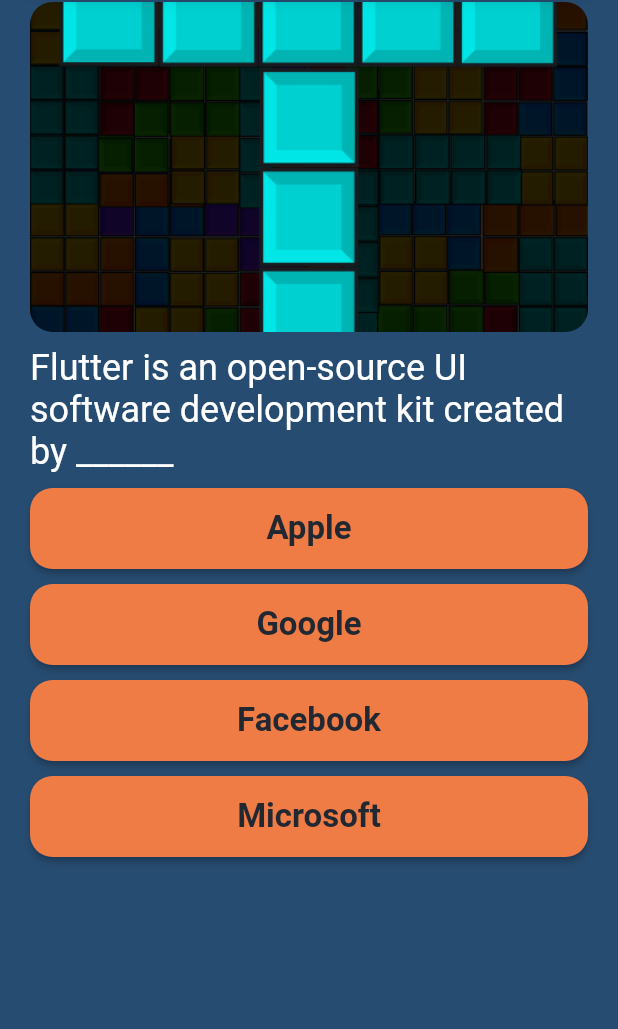
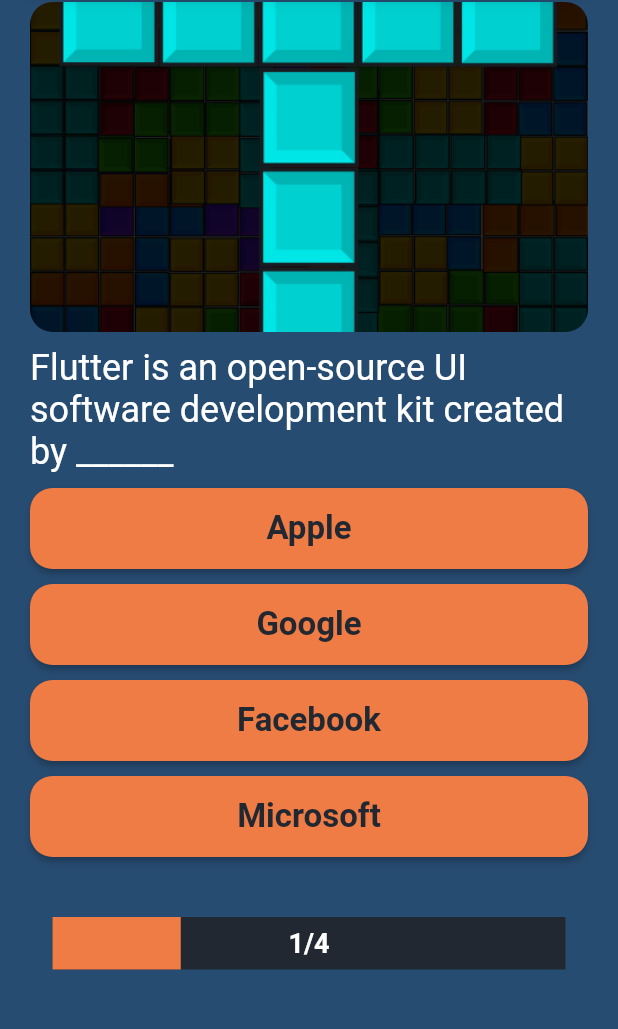
Before and after one commit to DevranAkat/Flutter-QuizApp, a Flutter app: the QuizPage screen opened by its route, on a phone screen of 412 x 824 dp, the part 97-1126 px from its top. Run offline on Flutter 3.47's test engine with Material 2 defaults, Android fonts, the phone set to English and light mode, and no system bars; drawn by our look-alikes of auto_size_text, percent_indicator.

Commit message:
Added progress bar

```diff
--- a/lib/screens/quiz_page.dart
+++ b/lib/screens/quiz_page.dart
@@ -1,5 +1,7 @@
 import 'package:auto_size_text/auto_size_text.dart';
 import 'package:flutter/material.dart';
+import 'package:percent_indicator/percent_indicator.dart';
+
 
 const List questions = [
   {
@@ -29,12 +31,15 @@ const List questions = [
   },
 ];
 var questionsNumber = 0;
+var questionsLength = questions.length.toString();
+var percentage = (questionsNumber+1)/questions.length;
 
 class QuizPage extends StatelessWidget {
   const QuizPage({Key? key}) : super(key: key);
 
   @override
   Widget build(BuildContext context) {
+  // ignore: avoid_print
     return Scaffold(
       appBar: AppBar(
         centerTitle: true,
@@ -60,16 +65,33 @@ class QuizPage extends StatelessWidget {
               ),
             ),
             Padding(
-              padding: EdgeInsets.only(left: 20.0, right: 20.0, top: 10.0),
+              padding: const EdgeInsets.only(left: 20.0, right: 20.0, top: 10.0),
                 child: AutoSizeText(
                   questions[questionsNumber]['question'],
-                  style: TextStyle(fontSize: 24, color: Colors.white),
+                  style: const TextStyle(fontSize: 24, color: Colors.white),
                   minFontSize: 14,
                   maxLines: 4,
                   overflow: TextOverflow.ellipsis,
                 ),
               ),
-              for (var q in questions[questionsNumber]['options']) Options(q),
+              for(var q in questions[questionsNumber]['options']) Options(q),
+              Padding(
+                padding: const EdgeInsets.symmetric(vertical: 40.0, horizontal: 25),
+                child: LinearPercentIndicator(
+                  lineHeight: 35.0,
+                  percent: percentage,
+                  center: Text(
+                    (questionsNumber+1).toString() + "/" + questionsLength.toString(),
+                     style: const TextStyle(
+                       color: Colors.white,
+                       fontSize: 18,
+                       fontWeight: FontWeight.bold,
+                    ),
+                  ),
+                  backgroundColor: const Color(0xFF222831),
+                  progressColor: const Color(0xFFEF7B45),
+                ),
+              ),
           ],
         ),
       ),
--- a/pubspec.yaml
+++ b/pubspec.yaml
@@ -35,6 +35,7 @@ dependencies:
   # Use with the CupertinoIcons class for iOS style icons.
   cupertino_icons: ^1.0.2
   auto_size_text: ^3.0.0
+  percent_indicator: ^3.4.0
 
 dev_dependencies:
   flutter_test:
```
Also changed, not shown: pubspec.lock.
